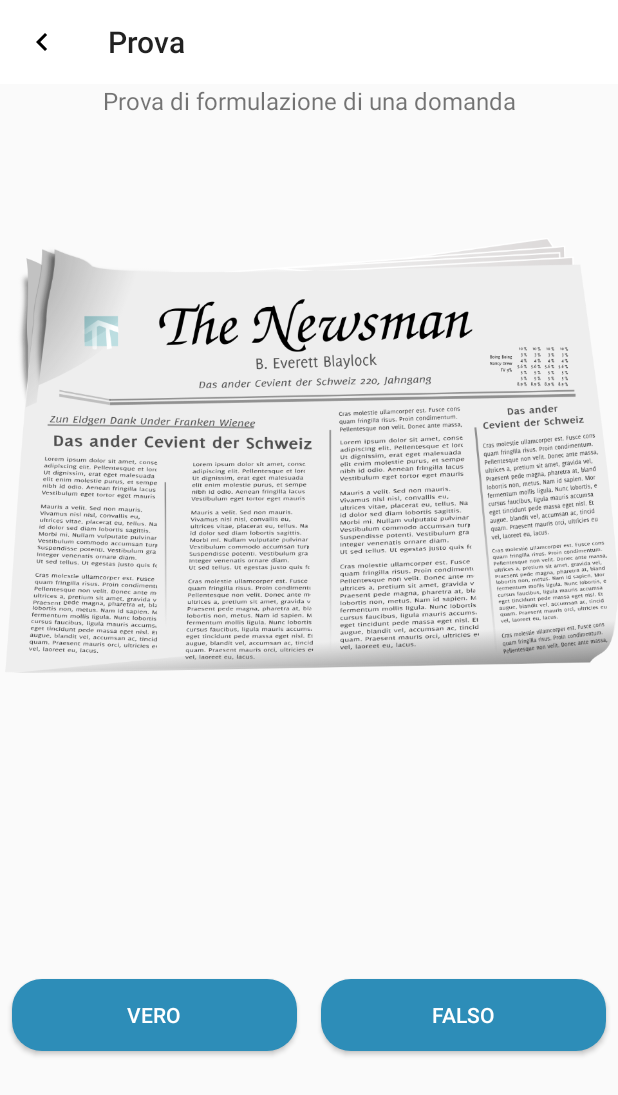
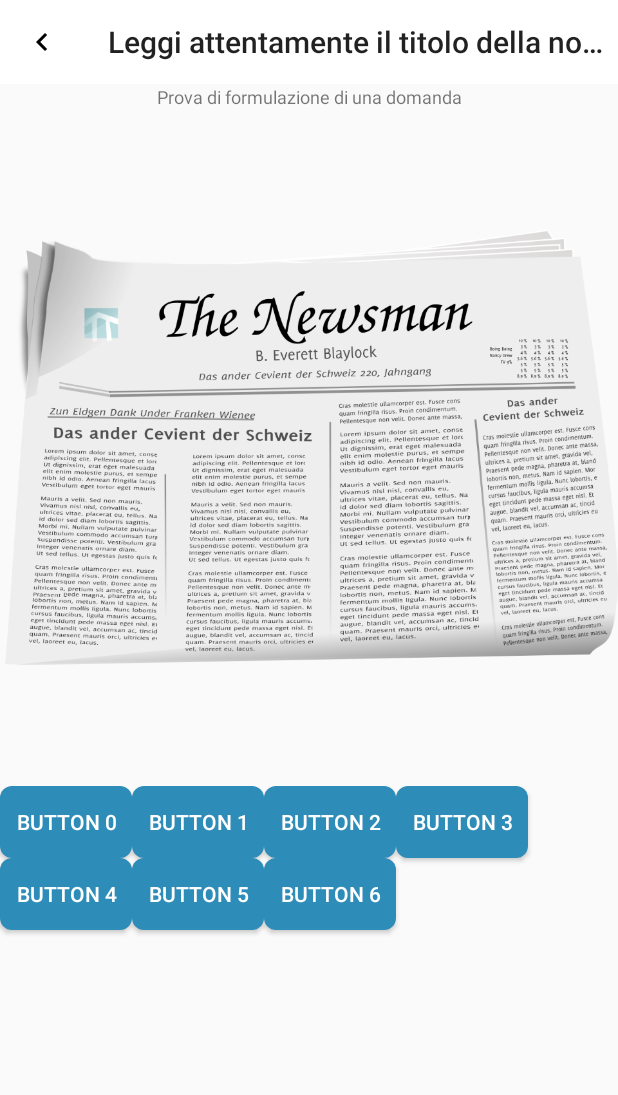
Before and after one commit to esalvucci/TheNewsman, an Android app: the screen it shows after launch (QuestionActivity before the commit, BooleanQuestionActivity after it), after a tap on an icon or button, on a phone screen of 412 x 824 dp. Shown: the top 1095 px of the screen. Run offline under Robolectric (Android 15) with nearby library versions, the phone set to English and light mode, and no system bars; our stand-ins replace FlexboxLayout; pictures from the network do not load.

Commit message:
Added buttons dinamically into BooleanQuestionActivity

```diff
--- a/app/build.gradle
+++ b/app/build.gradle
@@ -24,6 +24,7 @@ dependencies {
     implementation 'com.android.support.constraint:constraint-layout:1.0.2'
     implementation 'com.android.support:design:26.1.0'
     implementation 'com.android.support:cardview-v7:26.1.0'
+    implementation 'com.google.android:flexbox:0.3.1'
     // Glide
     implementation 'com.github.bumptech.glide:glide:3.7.0'
 
--- a/app/src/main/AndroidManifest.xml
+++ b/app/src/main/AndroidManifest.xml
@@ -17,6 +17,7 @@
             </intent-filter>
         </activity>
         <activity android:name=".controller.QuestionActivity"></activity>
+        <activity android:name=".controller.BooleanQuestionActivity" />
     </application>
 
 </manifest>
--- /dev/null
+++ b/app/src/main/java/it/thenewsman/controller/BooleanQuestionActivity.java
@@ -0,0 +1,39 @@
+package it.thenewsman.controller;
+
+import android.os.Bundle;
+import android.view.Gravity;
+import android.view.View;
+import android.widget.Button;
+import android.widget.LinearLayout;
+
+import com.google.android.flexbox.FlexboxLayout;
+
+import java.util.zip.Inflater;
+
+import it.thenewsman.R;
+import it.thenewsman.controller.button.CustomButton;
+import it.thenewsman.model.challenge.Challenge;
+
+/**
+ * Created by enrico on 11/5/17.
+ */
+
+public class BooleanQuestionActivity extends QuestionActivity {
+
+    @Override
+    protected void onCreate(Bundle savedInstance) {
+        super.onCreate(savedInstance);
+
+        FlexboxLayout layout = (FlexboxLayout) findViewById(R.id.content_answer);
+
+        for (int j = 0; j < 7; j++ ){
+            Button btnTag = new Button(this);
+            btnTag.setBackgroundResource(R.drawable.rounded_button);
+            btnTag.setTextColor(getResources().getColor(R.color.colorAccent));
+            btnTag.setText("Button " + j);
+            layout.addView(btnTag);
+        }
+
+    }
+
+}
--- a/app/src/main/java/it/thenewsman/controller/QuestionActivity.java
+++ b/app/src/main/java/it/thenewsman/controller/QuestionActivity.java
@@ -1,11 +1,13 @@
 package it.thenewsman.controller;
 
+import android.content.res.Resources;
 import android.support.v7.app.AppCompatActivity;
 import android.os.Bundle;
 
 import it.thenewsman.R;
+import it.thenewsman.model.challenge.Challenge;
 
-public class QuestionActivity extends ToolbarActivity {
+public abstract class QuestionActivity extends ToolbarActivity {
 
     @Override
     public void setContentLayout() {
@@ -15,6 +17,10 @@ public class QuestionActivity extends ToolbarActivity {
     @Override
     protected void onCreate(Bundle savedInstanceState) {
         super.onCreate(savedInstanceState);
-        getSupportActionBar().setTitle("Prova");
+
+        Challenge challenge = (Challenge) getIntent().getSerializableExtra("challenge");
+
+        Resources resources = this.getApplicationContext().getResources();
+        getSupportActionBar().setTitle(resources.getText(challenge.getFormulation()));
     }
 }
--- /dev/null
+++ b/app/src/main/java/it/thenewsman/controller/button/CustomButton.java
@@ -0,0 +1,37 @@
+package it.thenewsman.controller.button;
+
+import android.content.Context;
+import android.support.v7.widget.AppCompatButton;
+import android.view.Gravity;
+
+import com.google.android.flexbox.FlexboxLayout;
+
+import it.thenewsman.R;
+
+/**
+ * Created by enrico on 11/5/17.
+ */
+
+public class CustomButton extends AppCompatButton {
+
+    private static CustomButton SINGLETON = null;
+
+    private CustomButton(Context context) {
+        super(context);
+    }
+
+    public static CustomButton getInstance(int resource, int gravity, Context context) {
+        if (SINGLETON == null) {
+            synchronized (CustomButton.class) {
+                if (SINGLETON == null) {
+                    SINGLETON = new CustomButton(context);
+                }
+            }
+        }
+
+        SINGLETON.setBackgroundResource(resource);
+        SINGLETON.setGravity(gravity);
+
+        return SINGLETON;
+    }
+}
--- a/app/src/main/java/it/thenewsman/controller/challengeTypeCard/ChallengeTypeAdapter.java
+++ b/app/src/main/java/it/thenewsman/controller/challengeTypeCard/ChallengeTypeAdapter.java
@@ -2,6 +2,8 @@ package it.thenewsman.controller.challengeTypeCard;
 
 import android.content.Context;
 import android.content.Intent;
+import android.content.res.Resources;
+import android.os.Bundle;
 import android.support.v7.widget.RecyclerView;
 import android.view.LayoutInflater;
 import android.view.View;
@@ -15,6 +17,7 @@ import com.bumptech.glide.load.engine.DiskCacheStrategy;
 import java.util.List;
 
 import it.thenewsman.R;
+import it.thenewsman.controller.BooleanQuestionActivity;
 import it.thenewsman.controller.QuestionActivity;
 import it.thenewsman.model.challenge.Challenge;
 
@@ -41,8 +44,9 @@ public class ChallengeTypeAdapter extends RecyclerView.Adapter<ChallengeTypeAdap
 
     @Override
     public void onBindViewHolder(final MyViewHolder holder, int position) {
-        Challenge c = challengeTypes.get(position);
-        holder.title.setText(c.getFormulation());
+        final Challenge c = challengeTypes.get(position);
+        Resources resources = mContext.getResources();
+        holder.title.setText(resources.getText(c.getFormulation()));
 
         // loading album cover using Glide library
         Glide.with(mContext).load(c.getBadge())
@@ -53,9 +57,12 @@ public class ChallengeTypeAdapter extends RecyclerView.Adapter<ChallengeTypeAdap
         holder.card_thumbnail.setOnClickListener(new View.OnClickListener() {
             @Override
             public void onClick(View view) {
-                Intent intent = new Intent(mContext, QuestionActivity.class);
+
+                Intent intent = new Intent(mContext, BooleanQuestionActivity.class);
+                Bundle mBundle = new Bundle();
+                mBundle.putSerializable("challenge", c);
+                intent.putExtras(mBundle);
                 mContext.startActivity(intent);
-                // ToDo
 
             }
         });
--- a/app/src/main/java/it/thenewsman/model/challenge/Challenge.java
+++ b/app/src/main/java/it/thenewsman/model/challenge/Challenge.java
@@ -1,5 +1,9 @@
 package it.thenewsman.model.challenge;
 
+import android.content.Context;
+import android.os.Parcelable;
+
+import java.io.Serializable;
 import java.util.HashSet;
 import java.util.Set;
 
@@ -9,18 +13,19 @@ import it.thenewsman.model.news.News;
 /**
  *
  */
-public enum Challenge {
-    TITLE("Titolo", R.mipmap.title_card),
-    PHOTO("foto", R.mipmap.photo_card),
-    URL("url", R.mipmap.url_card),
-    SOURCE(" ", R.mipmap.source_card),
-    BONUS("Bonus", R.mipmap.default_news_image);
+public enum Challenge implements Serializable {
+    TITLE(R.string.title_challenge, R.mipmap.title_card),
+    PHOTO(R.string.title_challenge, R.mipmap.photo_card),
+    URL(R.string.title_challenge, R.mipmap.url_card),
+//    CONTENT("", R.mipmap.default_news_image);
+    SOURCE(R.string.title_challenge, R.mipmap.source_card),
+    BONUS(R.string.title_challenge, R.mipmap.default_news_image);
 
-    private String formulation;
-    private Integer badge;
+    private int formulation;
+    private int badge;
     private Set<News> news = new HashSet<>();
 
-    Challenge(String formulation, Integer badge) {
+    Challenge(int formulation, int badge) {
         this.formulation = formulation;
         this.badge = badge;
 //        this.news.addAll();
@@ -29,10 +34,10 @@ public enum Challenge {
     public Set<News> getNews() {
         return this.news;
     }
-    public String getFormulation() {
+    public int getFormulation() {
         return this.formulation;
     }
-    public Integer getBadge() {
+    public int getBadge() {
         return this.badge;
     }
 
--- a/app/src/main/res/drawable/rounded_button.xml
+++ b/app/src/main/res/drawable/rounded_button.xml
@@ -1,7 +1,6 @@
 <?xml version="1.0" encoding="utf-8"?>
 <shape xmlns:android="http://schemas.android.com/apk/res/android"
         android:shape="rectangle">
-
-        <corners android:radius="20dp"/>
+        <corners android:radius="8dp"/>
         <solid android:color="@color/colorPrimaryDark"/>
 </shape>
--- a/app/src/main/res/layout/challenge_type_card.xml
+++ b/app/src/main/res/layout/challenge_type_card.xml
@@ -34,7 +34,7 @@
                 android:paddingEnd="@dimen/card_padding"
                 android:paddingTop="@dimen/title_padding"
                 android:textColor="@color/colorPrimaryDark"
-                android:textSize="@dimen/card_title" />
+                android:textSize="@dimen/card_text" />
 
         </RelativeLayout>
 
--- /dev/null
+++ b/app/src/main/res/layout/content_answer_buttons.xml
@@ -0,0 +1,14 @@
+<?xml version="1.0" encoding="utf-8"?>
+<com.google.android.flexbox.FlexboxLayout
+    xmlns:android="http://schemas.android.com/apk/res/android"
+    xmlns:app="http://schemas.android.com/apk/res-auto"
+    app:flexWrap="wrap"
+    app:alignItems="stretch"
+    app:alignContent="stretch"
+    android:gravity="center"
+    android:layout_width="match_parent"
+    android:layout_height="match_parent"
+    android:id="@+id/content_answer">
+
+
+</com.google.android.flexbox.FlexboxLayout>
--- a/app/src/main/res/layout/content_boolean_question.xml
+++ /dev/null
@@ -1,35 +0,0 @@
-<?xml version="1.0" encoding="utf-8"?>
-<LinearLayout
-    xmlns:android="http://schemas.android.com/apk/res/android"
-        android:layout_width="match_parent"
-        android:layout_height="match_parent"
-        android:gravity="center"
-        android:orientation="horizontal">
-
-        <Button
-            android:id="@+id/news_true"
-            android:layout_height="wrap_content"
-            android:layout_width="0dp"
-            android:layout_weight="1"
-            android:textColor="@color/colorAccent"
-            android:background="@drawable/rounded_button"
-            android:paddingStart="@dimen/margin_small"
-            android:paddingEnd="@dimen/margin_small"
-            android:layout_marginStart="@dimen/margin_small"
-            android:layout_marginEnd="@dimen/margin_small"
-            android:text="Vero" />
-
-        <Button
-            android:id="@+id/news_false"
-            android:layout_gravity="center"
-            android:layout_width="0dp"
-            android:layout_weight="1"
-            android:layout_height="wrap_content"
-            android:paddingStart="@dimen/margin_small"
-            android:paddingEnd="@dimen/margin_small"
-            android:layout_marginStart="@dimen/margin_small"
-            android:layout_marginEnd="@dimen/margin_small"
-            android:textColor="@color/colorAccent"
-            android:background="@drawable/rounded_button"
-            android:text="Falso" />
-    </LinearLayout>
--- a/app/src/main/res/layout/content_question.xml
+++ b/app/src/main/res/layout/content_question.xml
@@ -11,7 +11,7 @@
         android:layout_width="match_parent"
         android:layout_height="wrap_content"
         android:textAlignment="center"
-        android:textSize="@dimen/card_title"
+        android:textSize="@dimen/card_text"
         android:text="Prova di formulazione di una domanda" />
 
     <ImageView
@@ -21,6 +21,6 @@
         android:src="@mipmap/default_news_image"
         />
 
-    <include layout="@layout/content_boolean_question" />
+    <include layout="@layout/content_answer_buttons" />
 
 </LinearLayout>
--- a/app/src/main/res/values/dimens.xml
+++ b/app/src/main/res/values/dimens.xml
@@ -4,7 +4,7 @@
     <dimen name="activity_vertical_margin">16dp</dimen>
     <dimen name="nav_header_vertical_spacing">8dp</dimen>
     <dimen name="nav_header_height">176dp</dimen>
-    <dimen name="card_padding">60dp</dimen>
+    <dimen name="card_padding">10dp</dimen>
 
     <dimen name="margin_small">8dp</dimen>
     <dimen name="margin_normal">16dp</dimen>
@@ -19,10 +19,10 @@
     <dimen name="backdrop_title">30dp</dimen>
     <dimen name="backdrop_subtitle">18dp</dimen>
     <dimen name="card_margin">5dp</dimen>
-    <dimen name="card_radius">0dp</dimen>
-    <dimen name="badge_height">160dp</dimen>
-    <dimen name="title_padding">10dp</dimen>
-    <dimen name="card_title">16dp</dimen>
+    <dimen name="card_radius">5dp</dimen>
+    <dimen name="badge_height">120dp</dimen>
+    <dimen name="title_padding">8dp</dimen>
+    <dimen name="card_text">12sp</dimen>
     <dimen name="ic_overflow_width">20dp</dimen>
     <dimen name="ic_overflow_height">30dp</dimen>
     <dimen name="ic_overflow_margin_top">10dp</dimen>
--- a/app/src/main/res/values/strings.xml
+++ b/app/src/main/res/values/strings.xml
@@ -10,4 +10,9 @@
     <string name="hello_blank_fragment">Hello blank fragment</string>
     <string name="level">Livello</string>
     <string name="reporter">Reporter</string>
+    <string name="title_challenge">Leggi attentamente il titolo della notizia e ..</string>
+
+    <string name="boolean_true">Vero</string>
+    <string name="boolean_false">Falso</string>
+
 </resources>
```
